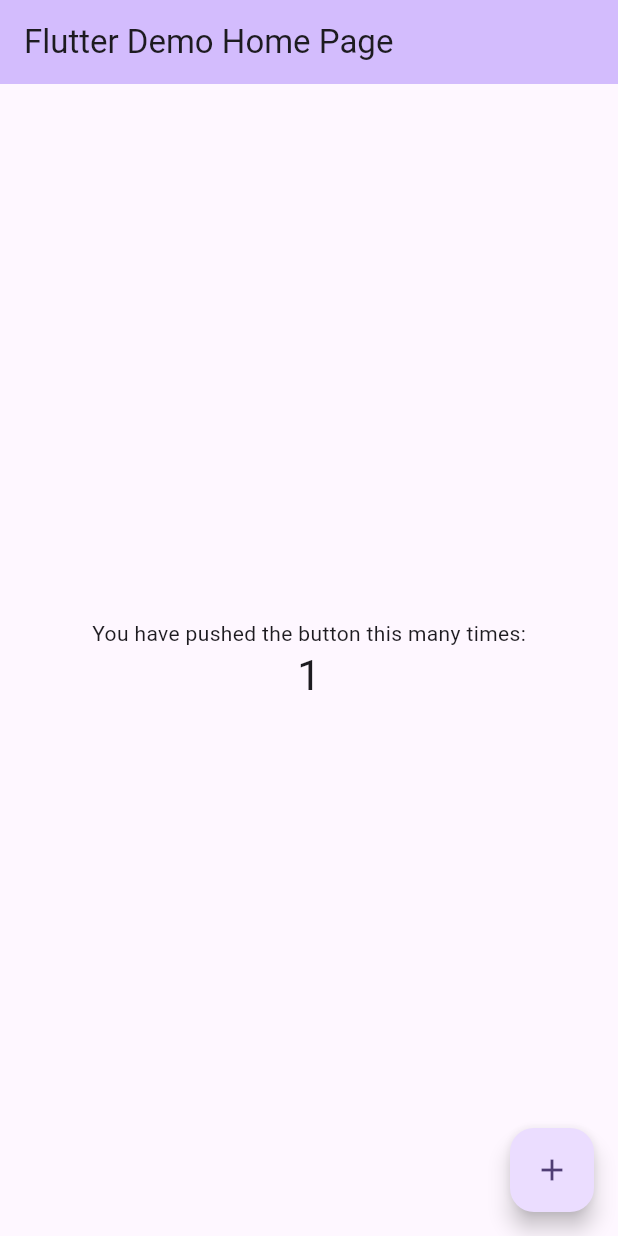
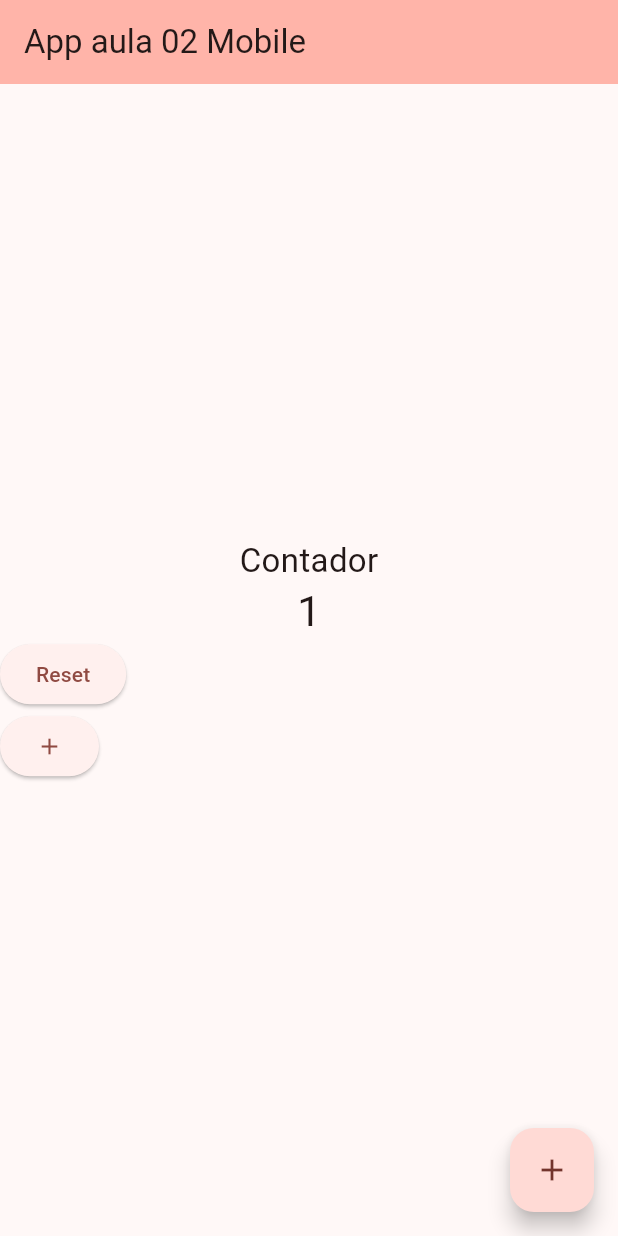
Before and after one commit to LucasSantino/Desen.Mobile_LucasSantino, a Flutter app: the screen it shows after launch, after a tap on the "add" icon, on a phone screen of 412 x 824 dp. Run offline on Flutter 3.47's test engine with Material 3 defaults, Android fonts, the phone set to English and light mode, and no system bars.

Commit message:
Update main.dart

```diff
--- a/Aula2/app_tb01/lib/main.dart
+++ b/Aula2/app_tb01/lib/main.dart
@@ -1,16 +1,17 @@
 import 'package:flutter/material.dart';  // biblioteca dos widgets do flutter para criar os app
 
-void main() {
+void main() {  // Função Principal
   runApp(const MyApp());
 }
 
-class MyApp extends StatelessWidget {
+class MyApp extends StatelessWidget { // Classe estaticas
   const MyApp({super.key});
 
   // This widget is the root of your application.
   @override
   Widget build(BuildContext context) {
     return MaterialApp(
+      debugShowCheckedModeBanner: false , // remove o banner do aplicativo
       title: 'Flutter Demo',
       theme: ThemeData(
         // This is the theme of your application.
@@ -28,10 +29,10 @@ class MyApp extends StatelessWidget {
         //
         // This works for code too, not just values: Most code changes can be
         // tested with just a hot reload.
-        colorScheme: ColorScheme.fromSeed(seedColor: Colors.deepPurple),
+        colorScheme: ColorScheme.fromSeed(seedColor: Colors.red),
         useMaterial3: true,
       ),
-      home: const MyHomePage(title: 'Flutter Demo Home Page'),
+      home: const MyHomePage(title: 'App aula 02 Mobile'),
     );
   }
 }
@@ -54,7 +55,7 @@ class MyHomePage extends StatefulWidget {
   State<MyHomePage> createState() => _MyHomePageState();
 }
 
-class _MyHomePageState extends State<MyHomePage> {
+class _MyHomePageState extends State<MyHomePage> {  // Classe dinamica opostom da estatica, possivel alterar
   int _counter = 0;
 
   void _incrementCounter() {
@@ -65,6 +66,25 @@ class _MyHomePageState extends State<MyHomePage> {
       // _counter without calling setState(), then the build method would not be
       // called again, and so nothing would appear to happen.
       _counter++;
+    });
+  }
+
+  void _resetCounter(){ //Função set state gerencia o estado do aplicativo gerenciando as variaveis
+  setState(() {
+    _counter =0; //zera a varavel counter
+  });
+
+  }
+
+  void _decrementCounter(){
+    setState(() {
+      // O botão so decrementa o cintador se ele for maior do que zero
+      if(_counter>0){
+        _counter--;
+      }
+      else{
+        _counter =0;
+      }
     });
   }
 
@@ -105,12 +125,24 @@ class _MyHomePageState extends State<MyHomePage> {
           // wireframe for each widget.
           mainAxisAlignment: MainAxisAlignment.center,
           children: <Widget>[
+            // Widget Text tem uma propriedade chamada Style e esse Style tem o style
             const Text(
-              'You have pushed the button this many times:',
+              'Contador', style: TextStyle(fontSize: 22),
             ),
             Text(
               '$_counter',
               style: Theme.of(context).textTheme.headlineMedium,
+            ),
+            Row(
+              children: [
+                ElevatedButton(onPressed: _resetCounter, child: Text("Reset")),
+              ],
+
+            ),
+            Row(
+              children: [
+                ElevatedButton(onPressed: _incrementCounter, child: Icon (Icons.add)),
+              ],
             ),
           ],
         ),
```
